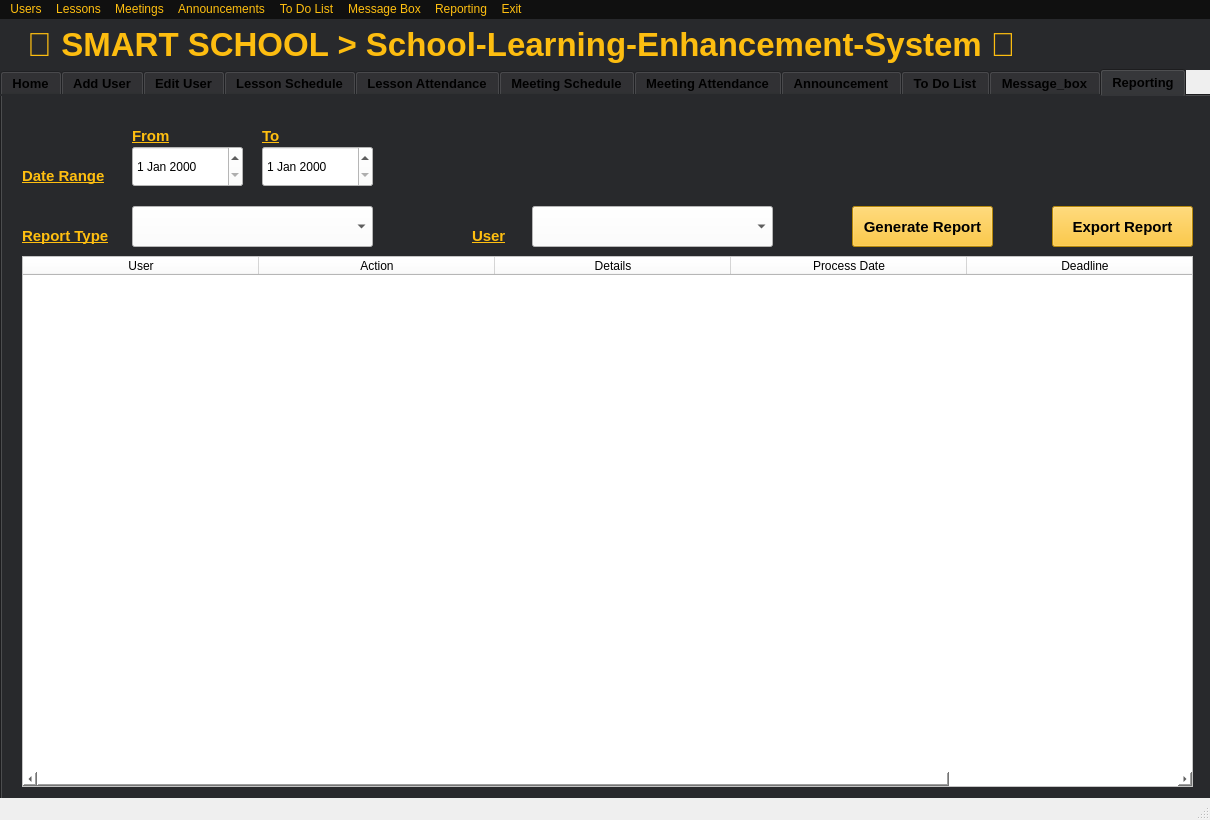
Old version of the form admin.ui in the repository KemalDurukanMERT/Smart-School-2.0.
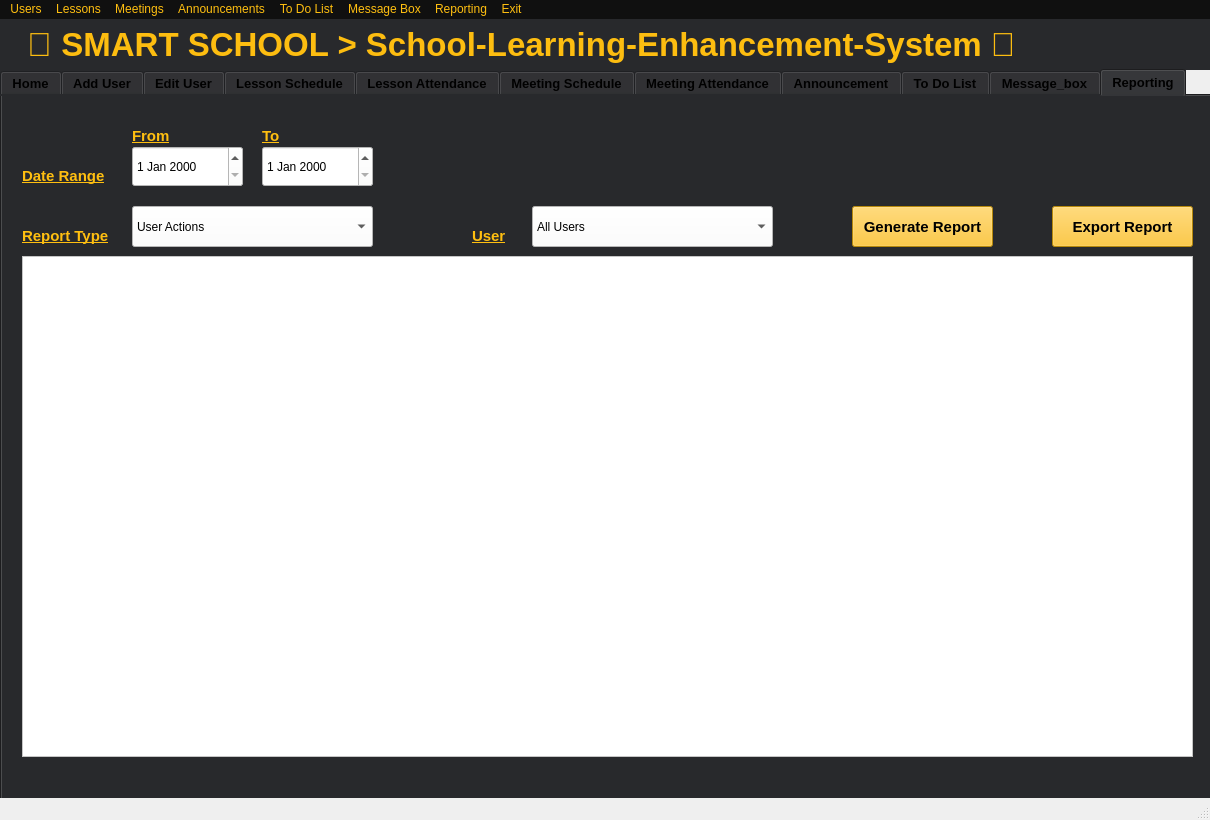
New version of the form. The open tabs and pages were chosen to show the change.

Commit message: Admin Panel

Patch:
```diff
--- a/admin.ui
+++ b/admin.ui
@@ -3599,6 +3599,41 @@
       <property name="styleSheet">
        <string notr="true">background-color: rgb(255, 255, 255);</string>
       </property>
+      <item>
+       <property name="text">
+        <string>User Actions</string>
+       </property>
+      </item>
+      <item>
+       <property name="text">
+        <string>Lesson Actions</string>
+       </property>
+      </item>
+      <item>
+       <property name="text">
+        <string>Lesson Attendance Actions</string>
+       </property>
+      </item>
+      <item>
+       <property name="text">
+        <string>Meeting Actions</string>
+       </property>
+      </item>
+      <item>
+       <property name="text">
+        <string>Meeting Attendance Actions</string>
+       </property>
+      </item>
+      <item>
+       <property name="text">
+        <string>Announcement Actions</string>
+       </property>
+      </item>
+      <item>
+       <property name="text">
+        <string>ToDo Actions</string>
+       </property>
+      </item>
      </widget>
      <widget class="QPushButton" name="b6_2">
       <property name="geometry">
@@ -3652,7 +3687,7 @@
         <x>20</x>
         <y>160</y>
         <width>1171</width>
-        <height>531</height>
+        <height>501</height>
        </rect>
       </property>
       <property name="styleSheet">
@@ -3661,31 +3696,6 @@
       <attribute name="horizontalHeaderDefaultSectionSize">
        <number>236</number>
       </attribute>
-      <column>
-       <property name="text">
-        <string>User</string>
-       </property>
-      </column>
-      <column>
-       <property name="text">
-        <string>Action</string>
-       </property>
-      </column>
-      <column>
-       <property name="text">
-        <string>Details</string>
-       </property>
-      </column>
-      <column>
-       <property name="text">
-        <string>Process Date</string>
-       </property>
-      </column>
-      <column>
-       <property name="text">
-        <string>Deadline</string>
-       </property>
-      </column>
      </widget>
      <widget class="QComboBox" name="comboBox_2">
       <property name="geometry">
@@ -3699,6 +3709,11 @@
       <property name="styleSheet">
        <string notr="true">background-color: rgb(255, 255, 255);</string>
       </property>
+      <item>
+       <property name="text">
+        <string>All Users</string>
+       </property>
+      </item>
      </widget>
      <widget class="QLabel" name="label_62">
       <property name="geometry">
```
Left out of the diff: 2 changed lines with no effect on the pictures. The commit also changes 2 other files.
